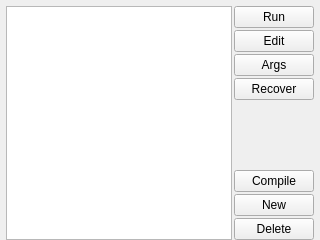
kipr/botui, file ui/ProgramsWidget.ui: the form before one commit.
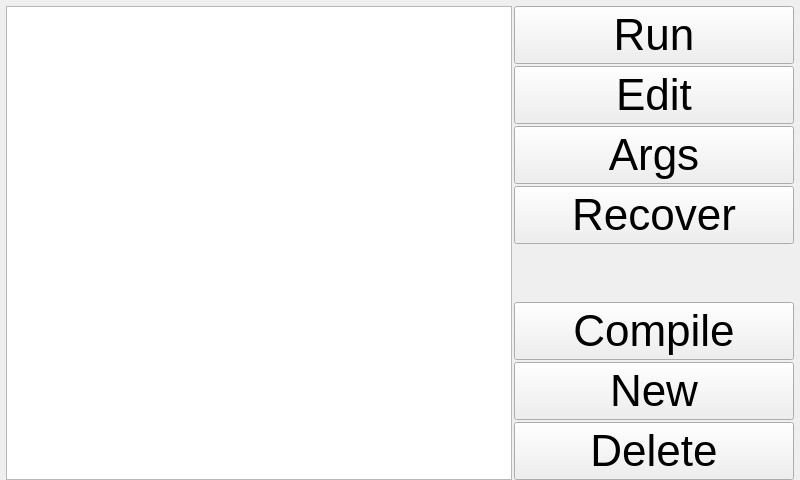
The form after the commit. Icons and pictures are not drawn.

The edit to the form file:
```diff
--- a/ui/ProgramsWidget.ui
+++ b/ui/ProgramsWidget.ui
@@ -6,8 +6,8 @@
    <rect>
     <x>0</x>
     <y>0</y>
-    <width>320</width>
-    <height>240</height>
+    <width>800</width>
+    <height>480</height>
    </rect>
   </property>
   <property name="windowTitle">
@@ -38,6 +38,23 @@
       <layout class="QVBoxLayout" name="verticalLayout">
        <item>
         <widget class="QPushButton" name="run">
+         <property name="minimumSize">
+          <size>
+           <width>280</width>
+           <height>0</height>
+          </size>
+         </property>
+         <property name="baseSize">
+          <size>
+           <width>0</width>
+           <height>0</height>
+          </size>
+         </property>
+         <property name="font">
+          <font>
+           <pointsize>33</pointsize>
+          </font>
+         </property>
          <property name="text">
           <string>Run</string>
          </property>
@@ -49,6 +66,11 @@
        </item>
        <item>
         <widget class="QPushButton" name="edit">
+         <property name="font">
+          <font>
+           <pointsize>33</pointsize>
+          </font>
+         </property>
          <property name="text">
           <string>Edit</string>
          </property>
@@ -60,6 +82,11 @@
        </item>
        <item>
         <widget class="QPushButton" name="args">
+         <property name="font">
+          <font>
+           <pointsize>33</pointsize>
+          </font>
+         </property>
          <property name="text">
           <string>Args</string>
          </property>
@@ -71,6 +98,11 @@
        </item>
        <item>
         <widget class="QPushButton" name="transfer">
+         <property name="font">
+          <font>
+           <pointsize>33</pointsize>
+          </font>
+         </property>
          <property name="text">
           <string>Recover</string>
          </property>
@@ -95,6 +127,11 @@
        </item>
        <item>
         <widget class="QPushButton" name="compile">
+         <property name="font">
+          <font>
+           <pointsize>33</pointsize>
+          </font>
+         </property>
          <property name="text">
           <string>Compile</string>
          </property>
@@ -106,6 +143,11 @@
        </item>
        <item>
         <widget class="QPushButton" name="add">
+         <property name="font">
+          <font>
+           <pointsize>33</pointsize>
+          </font>
+         </property>
          <property name="text">
           <string>New</string>
          </property>
@@ -117,6 +159,11 @@
        </item>
        <item>
         <widget class="QPushButton" name="remove">
+         <property name="font">
+          <font>
+           <pointsize>33</pointsize>
+          </font>
+         </property>
          <property name="text">
           <string>Delete</string>
          </property>
```
